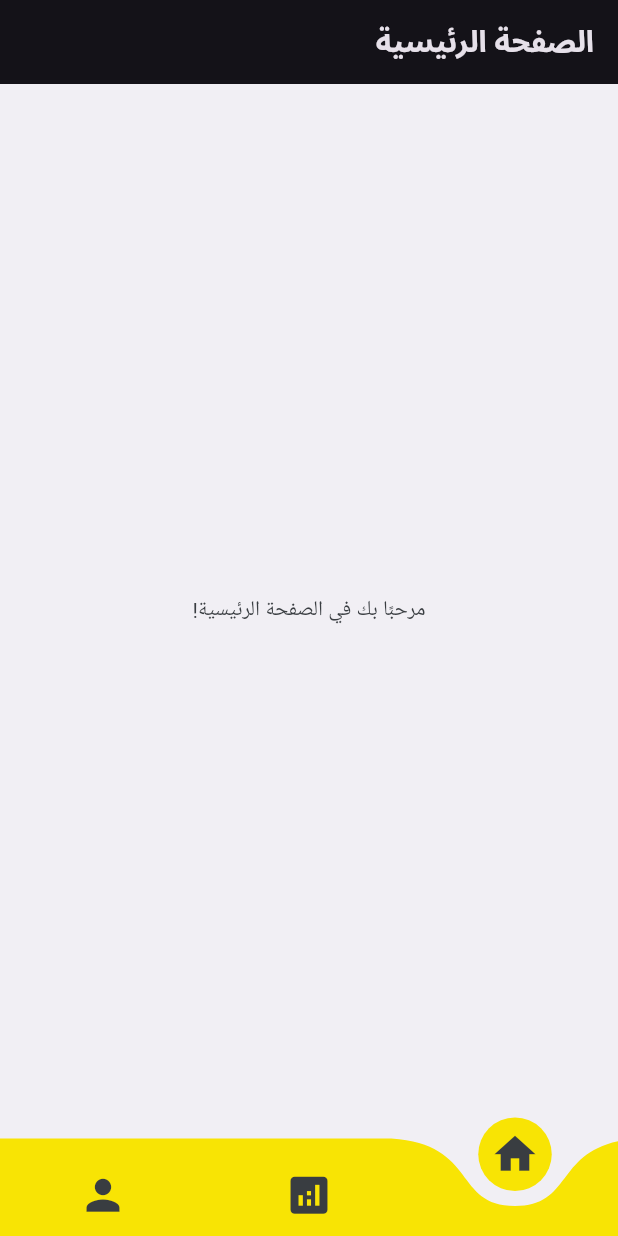
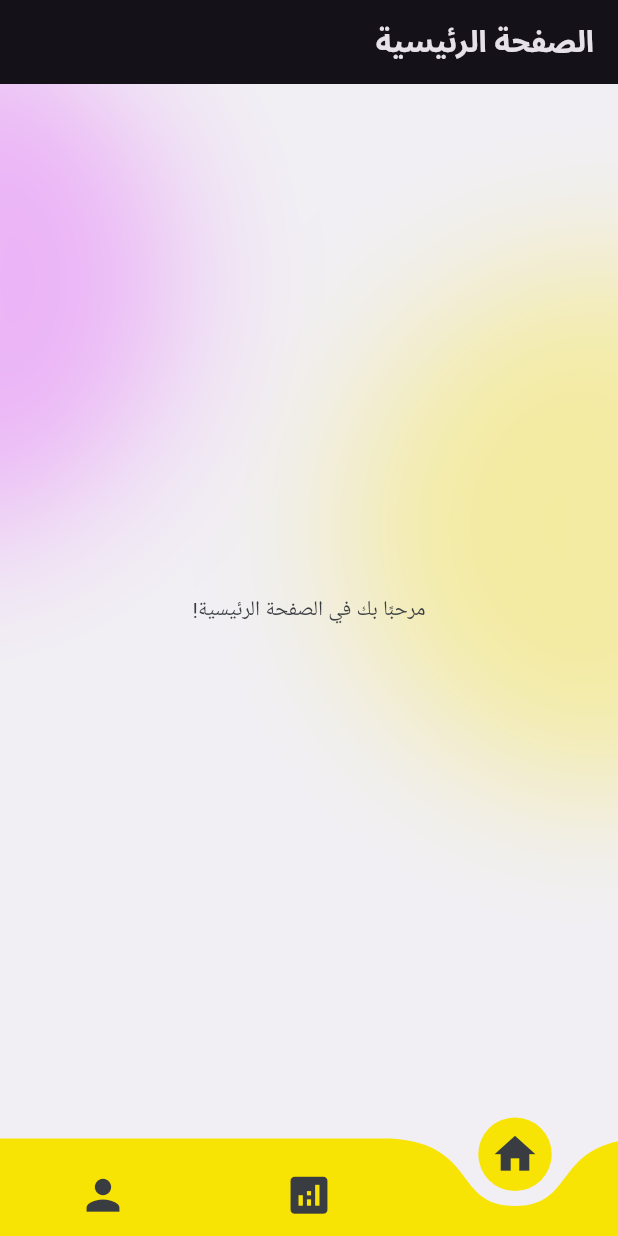
Before and after one commit to HamzaAlwajeeh/Taxpayer-Services, a Flutter app: the HomeBase screen opened by its route, on a phone screen of 412 x 824 dp. Run offline on Flutter 3.47's test engine with Material 3 defaults, Android fonts, the light colour scheme and no system bars; drawn by our look-alikes of curved_navigation_bar; our stand-ins replace delightful_toast, dio, flutter_svg, get_it, go_router, open_file; project files that could hold a hidden picture were left out.

Commit message:
Refactor views to use GradientBackground for consistent styling

```diff
--- a/lib/Features/Analysis/presentation/views/analysis_view.dart
+++ b/lib/Features/Analysis/presentation/views/analysis_view.dart
@@ -1,11 +1,12 @@
 import 'package:flutter/material.dart';
 import 'package:marchant_app/Features/Analysis/presentation/views/widgets/analysis_view_body.dart';
+import 'package:marchant_app/core/widgets/gradient_background.dart';
 
 class AnalysisView extends StatelessWidget {
   const AnalysisView({super.key});
   static const String routeName = '/analysis-view';
   @override
   Widget build(BuildContext context) {
-    return Scaffold(body: const AnalysisViewBody());
+    return Scaffold(body: GradientBackground(child: const AnalysisViewBody()));
   }
 }
--- a/lib/Features/Auth/presentation/views/create_store_view.dart
+++ b/lib/Features/Auth/presentation/views/create_store_view.dart
@@ -1,6 +1,6 @@
 import 'package:flutter/material.dart';
 import 'package:marchant_app/Features/Auth/presentation/views/widgets/create_store_view_body.dart';
-import 'package:marchant_app/core/widgets/background.dart';
+import 'package:marchant_app/core/widgets/gradient_background.dart';
 
 class CreateStoreView extends StatelessWidget {
   const CreateStoreView({super.key});
--- a/lib/Features/Auth/presentation/views/sign_up_view.dart
+++ b/lib/Features/Auth/presentation/views/sign_up_view.dart
@@ -1,6 +1,6 @@
 import 'package:flutter/material.dart';
 import 'package:marchant_app/Features/Auth/presentation/views/widgets/sign_up_view_body.dart';
-import 'package:marchant_app/core/widgets/background.dart';
+import 'package:marchant_app/core/widgets/gradient_background.dart';
 
 class SignUpView extends StatelessWidget {
   const SignUpView({super.key});
--- a/lib/Features/Auth/presentation/views/widgets/store_form.dart
+++ b/lib/Features/Auth/presentation/views/widgets/store_form.dart
@@ -1,6 +1,6 @@
 import 'package:flutter/material.dart';
 import 'package:go_router/go_router.dart';
-import 'package:marchant_app/Features/Base/presentation/views/home_base.dart';
+import 'package:marchant_app/Features/Auth/presentation/views/login_view.dart';
 import 'package:marchant_app/core/utils/app_colors.dart';
 import 'package:marchant_app/core/widgets/custom_button.dart';
 import 'package:marchant_app/core/widgets/custom_text_form_feild.dart';
@@ -77,7 +77,7 @@ class _StoreFormState extends State<StoreForm> {
     if (formKey.currentState!.validate()) {
       formKey.currentState!.save();
       autovalidateMode = AutovalidateMode.disabled;
-      context.go(HomeBase.routeName);
+      context.go(LoginView.routeName);
     } else {
       setState(() {
         autovalidateMode = AutovalidateMode.always;
--- a/lib/Features/Base/presentation/views/home_base.dart
+++ b/lib/Features/Base/presentation/views/home_base.dart
@@ -16,7 +16,7 @@ class HomeBase extends StatefulWidget {
 
 class _HomeBaseState extends State<HomeBase> {
   int pageIndex = 0;
-  final pages = const [HomeView(), AnalysisView(), ProfileView()];
+  late final pages = const [HomeView(), AnalysisView(), ProfileView()];
   @override
   Widget build(BuildContext context) {
     return Container(
--- a/lib/Features/Home/presentation/views/home_view.dart
+++ b/lib/Features/Home/presentation/views/home_view.dart
@@ -1,11 +1,12 @@
 import 'package:flutter/material.dart';
 import 'package:marchant_app/Features/Home/presentation/views/widgets/home_view_body.dart';
+import 'package:marchant_app/core/widgets/gradient_background.dart';
 
 class HomeView extends StatelessWidget {
   const HomeView({super.key});
   static const String routeName = '/home-view';
   @override
   Widget build(BuildContext context) {
-    return Scaffold(body: const HomeViewBody());
+    return Scaffold(body: GradientBackground(child: const HomeViewBody()));
   }
 }
--- a/lib/Features/Profile/presentation/views/profile_view.dart
+++ b/lib/Features/Profile/presentation/views/profile_view.dart
@@ -1,11 +1,12 @@
 import 'package:flutter/material.dart';
 import 'package:marchant_app/Features/Profile/presentation/views/widgets/profile_view_body.dart';
+import 'package:marchant_app/core/widgets/gradient_background.dart';
 
 class ProfileView extends StatelessWidget {
   const ProfileView({super.key});
   static const String routeName = '/profile-view';
   @override
   Widget build(BuildContext context) {
-    return Scaffold(body: const ProfileViewBody());
+    return Scaffold(body: GradientBackground(child: const ProfileViewBody()));
   }
 }
```
